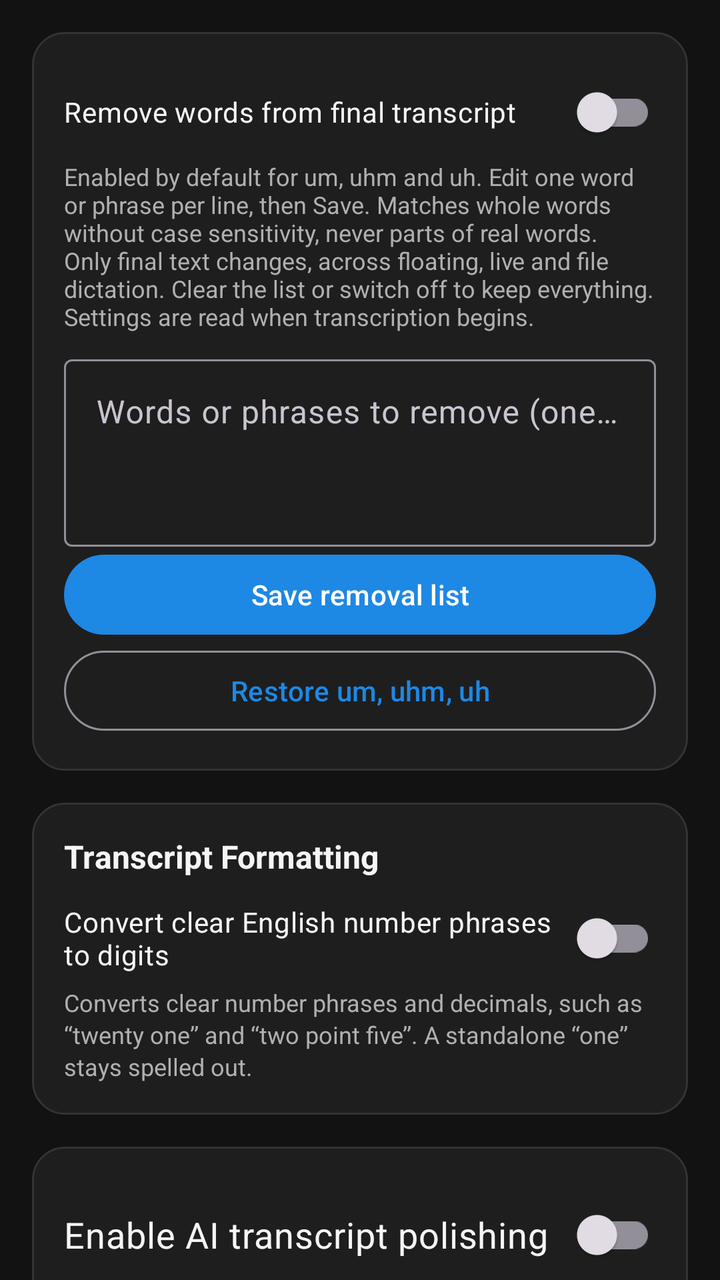
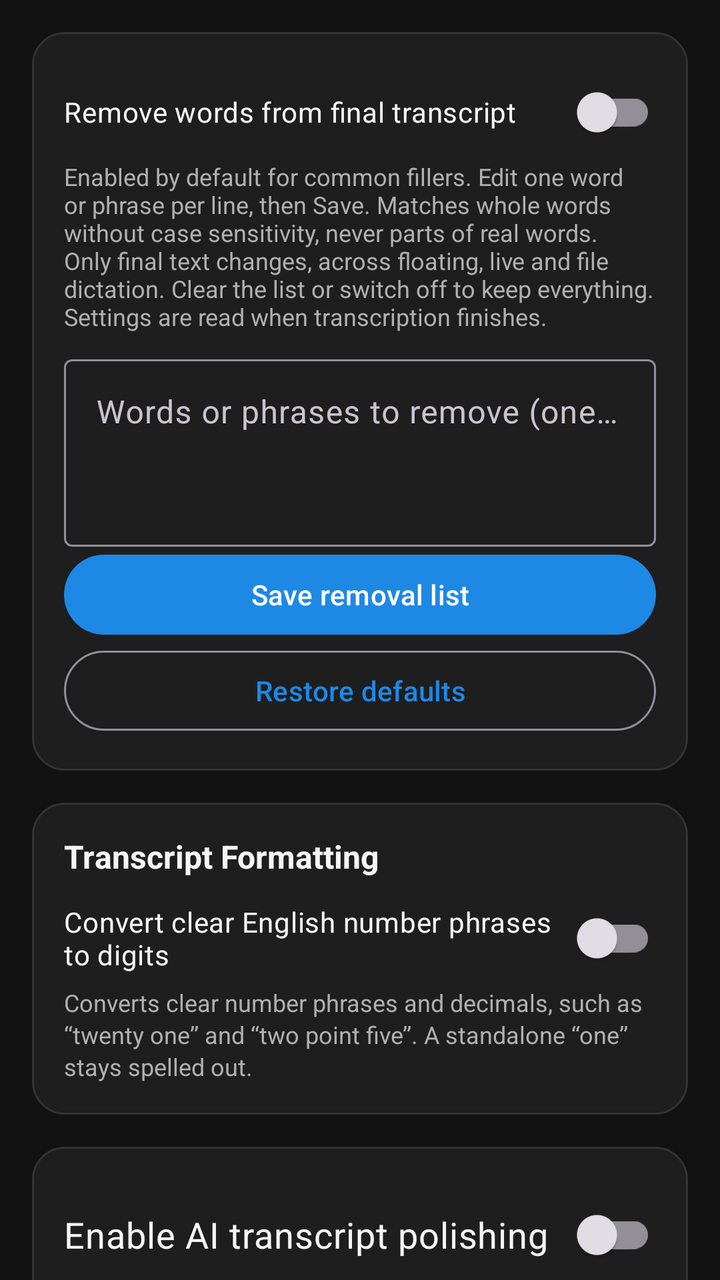

Screens rendered from an Android XML layout before and after an edit, with the pre-edit source and the edit as a unified diff.
<!-- AndroidManifest.xml: application theme Theme.VoiceDictation -->
<!-- res/layout/tab_polishing.xml -->
<?xml version="1.0" encoding="utf-8"?>
<androidx.core.widget.NestedScrollView xmlns:android="http://schemas.android.com/apk/res/android"
    xmlns:app="http://schemas.android.com/apk/res-auto"
    android:layout_width="match_parent"
    android:layout_height="match_parent"
    android:fillViewport="true"
    android:background="@color/background_dark">

    <LinearLayout
        android:layout_width="match_parent"
        android:layout_height="wrap_content"
        android:orientation="vertical"
        android:padding="16dp">

        
        <LinearLayout
            android:layout_width="match_parent"
            android:layout_height="wrap_content"
            android:orientation="vertical"
            android:background="@drawable/bg_card"
            android:padding="16dp"
            android:layout_marginBottom="16dp">

            <com.google.android.material.switchmaterial.SwitchMaterial
                android:id="@+id/switchTranscriptRemoval"
                android:layout_width="match_parent"
                android:layout_height="wrap_content"
                android:minHeight="48dp"
                android:text="@string/transcript_removal_title"
                android:textColor="@color/text_primary" />

            <TextView
                android:layout_width="match_parent"
                android:layout_height="wrap_content"
                android:text="@string/transcript_removal_hint"
                android:textColor="@color/text_secondary"
                android:textSize="12sp"
                android:layout_marginBottom="8dp" />

            <com.google.android.material.textfield.TextInputLayout
                android:id="@+id/layoutTranscriptRemovals"
                android:layout_width="match_parent"
                android:layout_height="wrap_content"
                android:hint="@string/transcript_removal_list_hint">
                <com.google.android.material.textfield.TextInputEditText
                    android:id="@+id/etTranscriptRemovals"
                    android:layout_width="match_parent"
                    android:layout_height="wrap_content"
                    android:inputType="textMultiLine|textNoSuggestions"
                    android:gravity="top|start"
                    android:minLines="3"
                    android:maxLines="6"
                    android:maxLength="8192"
                    android:importantForAutofill="no" />
            </com.google.android.material.textfield.TextInputLayout>

            <com.google.android.material.button.MaterialButton
                android:id="@+id/btnSaveTranscriptRemovals"
                android:layout_width="match_parent"
                android:layout_height="wrap_content"
                android:text="@string/transcript_removal_save" />

            <com.google.android.material.button.MaterialButton
                android:id="@+id/btnResetTranscriptRemovals"
                style="@style/Widget.Material3.Button.OutlinedButton"
                android:layout_width="match_parent"
                android:layout_height="wrap_content"
                android:text="@string/transcript_removal_reset" />
        </LinearLayout>

    
    <LinearLayout
        android:layout_width="match_parent"
        android:layout_height="wrap_content"
        android:orientation="vertical"
        android:background="@drawable/bg_card"
        android:padding="16dp"
        android:layout_marginBottom="16dp">

        <TextView
            android:layout_width="match_parent"
            android:layout_height="wrap_content"
            android:text="@string/transcript_formatting_title"
            android:textColor="@color/text_primary"
            android:textSize="16sp"
            android:textStyle="bold"
            android:layout_marginBottom="6dp" />

        <com.google.android.material.switchmaterial.SwitchMaterial
            android:id="@+id/switchStaticNumericCorrections"
            android:layout_width="match_parent"
            android:layout_height="wrap_content"
            android:text="@string/static_numeric_corrections_toggle"
            android:textColor="@color/text_primary" />

        <TextView
            android:layout_width="match_parent"
            android:layout_height="wrap_content"
            android:text="@string/static_numeric_corrections_hint"
            android:textColor="@color/text_secondary"
            android:textSize="12sp"
            android:lineSpacingExtra="2dp" />

    </LinearLayout>

        <LinearLayout
            android:layout_width="match_parent"
            android:layout_height="wrap_content"
            android:orientation="vertical"
            android:background="@drawable/bg_card"
            android:padding="16dp"
            android:layout_marginBottom="16dp">

            <com.google.android.material.switchmaterial.SwitchMaterial
                android:id="@+id/switchPolishingEnabled"
                android:layout_width="match_parent"
                android:layout_height="wrap_content"
                android:minHeight="56dp"
                android:text="@string/polishing_enabled_label"
                android:textColor="@color/text_primary"
                android:textSize="18sp" />

            <TextView
                android:layout_width="match_parent"
                android:layout_height="wrap_content"
                android:layout_marginTop="8dp"
                android:text="@string/polishing_privacy_hint"
                android:textColor="@color/text_secondary"
                android:textSize="13sp" />

            <TextView
                android:id="@+id/tvPolishingMinimumWords"
                android:layout_width="match_parent"
                android:layout_height="wrap_content"
                android:textColor="@color/text_primary"
                android:textSize="14sp"
                android:layout_marginTop="8dp" />

            <com.google.android.material.slider.Slider
                android:id="@+id/sliderPolishingMinimumWords"
                android:layout_width="match_parent"
                android:layout_height="wrap_content"
                android:valueFrom="0"
                android:valueTo="20"
                android:stepSize="1"
                android:value="10"
                android:contentDescription="@string/polishing_minimum_words_label"
                app:thumbColor="@color/accent"
                app:trackColorActive="@color/accent"
                app:trackColorInactive="@color/surface_variant_dark" />

            <com.google.android.material.switchmaterial.SwitchMaterial
                android:id="@+id/switchPolishingAutoNumberSequences"
                android:layout_width="match_parent"
                android:layout_height="wrap_content"
                android:text="@string/polishing_auto_number_sequences_toggle"
                android:textColor="@color/text_primary" />

            <TextView
                android:layout_width="match_parent"
                android:layout_height="wrap_content"
                android:text="@string/polishing_auto_number_sequences_hint"
                android:textColor="@color/text_secondary"
                android:textSize="12sp"
                android:lineSpacingExtra="2dp"
                android:layout_marginBottom="12dp" />


            <TextView
                android:layout_width="wrap_content"
                android:layout_height="wrap_content"
                android:text="@string/polishing_server_title"
                android:textColor="@color/text_primary"
                android:textSize="18sp"
                android:textStyle="bold"
                android:layout_marginBottom="8dp" />

            <TextView
                android:layout_width="match_parent"
                android:layout_height="wrap_content"
                android:text="@string/polishing_server_hint"
                android:textColor="@color/text_secondary"
                android:textSize="13sp"
                android:layout_marginBottom="12dp" />

            <com.google.android.material.textfield.TextInputLayout
                android:id="@+id/tilPolishingEndpoint"
                style="@style/Widget.Material3.TextInputLayout.OutlinedBox"
                android:layout_width="match_parent"
                android:layout_height="wrap_content"
                android:hint="@string/polishing_endpoint_hint"
                android:layout_marginBottom="10dp">

                <com.google.android.material.textfield.TextInputEditText
                    android:id="@+id/etPolishingEndpoint"
                    android:layout_width="match_parent"
                    android:layout_height="wrap_content"
                    android:inputType="textUri"
                    android:singleLine="true"
                    android:selectAllOnFocus="true"
                    android:textColor="@color/text_primary"
                    android:textColorHint="@color/text_secondary" />
            </com.google.android.material.textfield.TextInputLayout>

            <com.google.android.material.textfield.TextInputLayout
                android:id="@+id/tilPolishingModel"
                style="@style/Widget.Material3.TextInputLayout.OutlinedBox"
                android:layout_width="match_parent"
                android:layout_height="wrap_content"
                android:hint="@string/polishing_model_hint"
                android:layout_marginBottom="4dp">

                <com.google.android.material.textfield.TextInputEditText
                    android:id="@+id/etPolishingModel"
                    android:layout_width="match_parent"
                    android:layout_height="wrap_content"
                    android:inputType="text"
                    android:singleLine="true"
                    android:selectAllOnFocus="true"
                    android:textColor="@color/text_primary"
                    android:textColorHint="@color/text_secondary" />
            </com.google.android.material.textfield.TextInputLayout>

            <TextView
                android:layout_width="wrap_content"
                android:layout_height="wrap_content"
                android:text="@string/polishing_prompt_title"
                android:textColor="@color/text_primary"
                android:textSize="18sp"
                android:textStyle="bold"
                android:layout_marginBottom="8dp" />

            <TextView
                android:layout_width="match_parent"
                android:layout_height="wrap_content"
                android:text="@string/polishing_prompt_hint"
                android:textColor="@color/text_secondary"
                android:textSize="13sp"
                android:layout_marginBottom="12dp" />

            <com.google.android.material.textfield.TextInputLayout
                android:id="@+id/tilPolishingPrompt"
                style="@style/Widget.Material3.TextInputLayout.OutlinedBox"
                android:layout_width="match_parent"
                android:layout_height="wrap_content"
                android:hint="@string/polishing_prompt_field_hint"
                android:layout_marginBottom="8dp"
                app:counterEnabled="true"
                app:counterMaxLength="12000">

                <com.google.android.material.textfield.TextInputEditText
                    android:id="@+id/etPolishingPrompt"
                    android:layout_width="match_parent"
                    android:layout_height="wrap_content"
                    android:gravity="top|start"
                    android:inputType="textMultiLine|textNoSuggestions"
                    android:minLines="8"
                    android:maxLines="18"
                    android:scrollbars="vertical"
                    android:textColor="@color/text_primary"
                    android:textColorHint="@color/text_secondary" />
            </com.google.android.material.textfield.TextInputLayout>

            <com.google.android.material.button.MaterialButton
                android:id="@+id/btnResetPolishingPrompt"
                style="@style/Widget.Material3.Button.OutlinedButton"
                android:layout_width="match_parent"
                android:layout_height="wrap_content"
                android:text="@string/polishing_prompt_reset" />

            <TextView
                android:id="@+id/tvPolishingStatus"
                android:layout_width="match_parent"
                android:layout_height="wrap_content"
                android:layout_marginTop="8dp"
                android:text="@string/polishing_not_tested"
                android:textColor="@color/text_secondary"
                android:textSize="13sp" />

            <LinearLayout
                android:layout_width="match_parent"
                android:layout_height="wrap_content"
                android:orientation="horizontal"
                android:layout_marginTop="8dp">

                <com.google.android.material.button.MaterialButton
                    android:id="@+id/btnSavePolishing"
                    style="@style/Widget.Material3.Button.OutlinedButton"
                    android:layout_width="0dp"
                    android:layout_height="wrap_content"
                    android:layout_weight="1"
                    android:text="@string/polishing_save" />

                <com.google.android.material.button.MaterialButton
                    android:id="@+id/btnTestPolishing"
                    android:layout_width="0dp"
                    android:layout_height="wrap_content"
                    android:layout_weight="1"
                    android:layout_marginStart="8dp"
                    android:text="@string/polishing_test" />
            </LinearLayout>


        </LinearLayout>

    </LinearLayout>
</androidx.core.widget.NestedScrollView>
<!-- resources referenced by this layout -->
<resources>
  <color name="accent">#00B0FF</color>
  <color name="background_dark">#121212</color>
  <color name="surface_variant_dark">#2C2C2C</color>
  <color name="text_primary">#F5F5F5</color>
  <color name="text_secondary">#B0B0B0</color>
  <string name="polishing_auto_number_sequences_hint">Below the minimum only: polish when “one” appears as a whole word (except “one another”), or when two or more number tokens are within two intervening words, such as “4 30 pm”. Requires the master AI-polishing switch. AI uses context to decide whether “one” means 1; static conversion leaves standalone “one” unchanged.</string>
  <string name="polishing_auto_number_sequences_toggle">Auto-polish ambiguous numbers</string>
  <string name="polishing_enabled_label">Enable AI transcript polishing</string>
  <string name="polishing_endpoint_hint">Base URL</string>
  <string name="polishing_minimum_words_label">Minimum words for AI polishing</string>
  <string name="polishing_model_hint">Model name</string>
  <string name="polishing_not_tested">Connection has not been tested.</string>
  <string name="polishing_privacy_hint">Off by default. When enabled, your saved system prompt, fixed input/output instructions, transcript chunks and personal vocabulary are sent as text to this configured server; audio is never sent. 127.0.0.1 refers to this phone. Polishing requires support for JSON-schema responses; on failure the original transcript is kept.</string>
  <string name="polishing_prompt_field_hint">System prompt</string>
  <string name="polishing_prompt_hint">Edit the polishing instructions and save to apply them. Fixed input/output instructions are appended when sending your prompt, transcript chunks and custom vocabulary to the server. The connection test uses synthetic text and does not check the prompt or JSON-schema support. Maximum 12,000 characters. Restore the built-in prompt at any time.</string>
  <string name="polishing_prompt_reset">Restore built-in prompt</string>
  <string name="polishing_prompt_title">System prompt</string>
  <string name="polishing_save">Save settings</string>
  <string name="polishing_server_hint">Enter the server base URL and model. For example, http://127.0.0.1:11434 with model default. The app calls /v1/chat/completions (or /chat/completions when the URL ends in /v1). HTTP is restricted to this phone; use HTTPS for other hosts.</string>
  <string name="polishing_server_title">OpenAI-Compatible Server</string>
  <string name="polishing_test">Test connection</string>
  <string name="static_numeric_corrections_hint">Converts clear number phrases and decimals, such as “twenty one” and “two point five”. A standalone “one” stays spelled out.</string>
  <string name="static_numeric_corrections_toggle">Convert clear English number phrases to digits</string>
  <string name="transcript_formatting_title">Transcript Formatting</string>
  <string name="transcript_removal_hint">Enabled by default for um, uhm and uh. Edit one word or phrase per line, then Save. Matches whole words without case sensitivity, never parts of real words. Only final text changes, across floating, live and file dictation. Clear the list or switch off to keep everything. Settings are read when transcription begins.</string>
  <string name="transcript_removal_list_hint">Words or phrases to remove (one per line)</string>
  <string name="transcript_removal_reset">Restore um, uhm, uh</string>
  <string name="transcript_removal_save">Save removal list</string>
  <string name="transcript_removal_title">Remove words from final transcript</string>
  <color name="surface_dark">#1E1E1E</color>
  <color name="divider">#333333</color>
  <color name="primary">#1E88E5</color>
  <color name="primary_container">#D1E4FF</color>
  <color name="on_primary_container">#001D36</color>
  <!-- unchanged entries left out for length: 2 -->
</resources>

<!-- the commit's change to res/layout/tab_polishing.xml (unified diff, before → after) -->
@@ -49,7 +49,7 @@
                     android:inputType="textMultiLine|textNoSuggestions"
                     android:gravity="top|start"
                     android:minLines="3"
-                    android:maxLines="6"
+                    android:scrollbars="vertical"
                     android:maxLength="8192"
                     android:importantForAutofill="no" />
             </com.google.android.material.textfield.TextInputLayout>
<!-- resource entries referenced after the edit -->
@@ -24,9 +24,9 @@
   <string name="static_numeric_corrections_hint">Converts clear number phrases and decimals, such as “twenty one” and “two point five”. A standalone “one” stays spelled out.</string>
   <string name="static_numeric_corrections_toggle">Convert clear English number phrases to digits</string>
   <string name="transcript_formatting_title">Transcript Formatting</string>
-  <string name="transcript_removal_hint">Enabled by default for um, uhm and uh. Edit one word or phrase per line, then Save. Matches whole words without case sensitivity, never parts of real words. Only final text changes, across floating, live and file dictation. Clear the list or switch off to keep everything. Settings are read when transcription begins.</string>
+  <string name="transcript_removal_hint">Enabled by default for common fillers. Edit one word or phrase per line, then Save. Matches whole words without case sensitivity, never parts of real words. Only final text changes, across floating, live and file dictation. Clear the list or switch off to keep everything. Settings are read when transcription finishes.</string>
   <string name="transcript_removal_list_hint">Words or phrases to remove (one per line)</string>
-  <string name="transcript_removal_reset">Restore um, uhm, uh</string>
+  <string name="transcript_removal_reset">Restore defaults</string>
   <string name="transcript_removal_save">Save removal list</string>
   <string name="transcript_removal_title">Remove words from final transcript</string>
   <color name="surface_dark">#1E1E1E</color>
